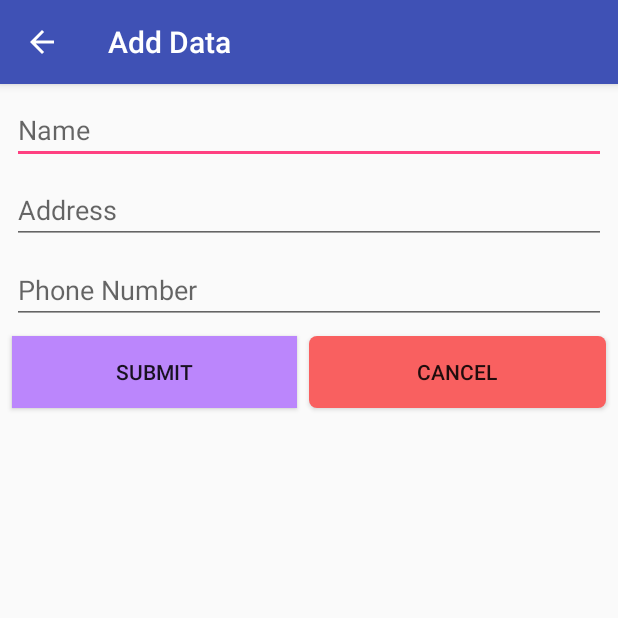
After one commit to Rjndrkha/Tugas1_Mobile, an Android app: the AddEditActivity screen opened directly, with no data from a screen before it, on a phone screen of 412 x 824 dp, the top half of it. The commit adds this screen. Run offline under Robolectric (Android 15) with nearby library versions, the phone set to English and light mode, and no system bars.

Commit message:
ADD CONTACT CRUD & FIX BUG

```diff
--- a/app/src/main/java/org/aplas/tugas1_rajendra/MainContact.java
+++ /dev/null
@@ -1,4 +0,0 @@
-package org.aplas.tugas1_rajendra;
-
-public class MainContact {
-}
--- a/app/src/main/java/org/aplas/tugas1_rajendra/calculator/CalculatorApp.java
+++ b/app/src/main/java/org/aplas/tugas1_rajendra/calculator/CalculatorApp.java
@@ -14,6 +14,7 @@ import androidx.appcompat.app.ActionBar;
 import androidx.appcompat.app.AppCompatActivity;
 
 import org.aplas.tugas1_rajendra.About;
+import org.aplas.tugas1_rajendra.HalamanUtama;
 import org.aplas.tugas1_rajendra.login_register.HalamanEmpat;
 import org.aplas.tugas1_rajendra.R;
 
@@ -71,6 +72,8 @@ public class CalculatorApp extends AppCompatActivity {
             startActivity(new Intent(this, HalamanEmpat.class));
 
             Toast.makeText(this, "Logout Success", Toast.LENGTH_SHORT).show();
+        }else if(item.getItemId()==R.id.clkhome){
+            startActivity(new Intent(this, HalamanUtama.class));
         }
         return true;
     }
--- /dev/null
+++ b/app/src/main/java/org/aplas/tugas1_rajendra/contact/AddEditActivity.java
@@ -0,0 +1,123 @@
+package org.aplas.tugas1_rajendra.contact;
+
+import android.os.Bundle;
+import android.view.MenuItem;
+import android.view.View;
+import android.widget.Button;
+import android.widget.EditText;
+import android.widget.Toast;
+
+import androidx.annotation.NonNull;
+import androidx.appcompat.app.AppCompatActivity;
+
+import org.aplas.tugas1_rajendra.R;
+import org.aplas.tugas1_rajendra.helper.DbHelper;
+
+
+public class AddEditActivity extends AppCompatActivity {
+    EditText txtId, txtName, txtAddress,txtNumber;
+    Button btnSubmit, btnCancel;
+    DbHelper SQLite = new DbHelper(this);
+    String id, name, address,number;
+
+    @Override
+    protected void onCreate(Bundle savedInstanceState) {
+        super.onCreate(savedInstanceState);
+        setContentView(R.layout.activity_add_edit);
+        getSupportActionBar().setDisplayHomeAsUpEnabled(true);
+
+        txtId = findViewById(R.id.txt_id);
+        txtName = findViewById(R.id.txt_name);
+        txtAddress = findViewById(R.id.txt_address);
+        txtNumber = findViewById(R.id.txt_number);
+        btnSubmit = findViewById(R.id.btn_submit);
+        btnCancel = findViewById(R.id.btn_cancel);
+
+        id = getIntent().getStringExtra(MainContact.TAG_ID);
+        name = getIntent().getStringExtra(MainContact.TAG_NAME);
+        address = getIntent().getStringExtra(MainContact.TAG_ADDRESS);
+        number = getIntent().getStringExtra(MainContact.TAG_NUMBER);
+
+        if (id == null || id.equals("")) {
+            setTitle("Add Data");
+        } else {
+            setTitle("Edit Data");
+            txtId.setText(id);
+            txtName.setText(name);
+            txtAddress.setText(address);
+            txtNumber.setText(number);
+        }
+        btnSubmit.setOnClickListener(new View.OnClickListener() {
+            @Override
+            public void onClick(View view) {
+                if (txtId.getText().toString().equals("")) {
+                    save();
+                } else {
+                    edit();
+                }
+            }
+        });
+
+        btnCancel.setOnClickListener(new View.OnClickListener() {
+            @Override
+            public void onClick(View view) {
+                blank();
+                finish();
+            }
+        });
+    }
+
+    private void blank() {
+        txtName.requestFocus();
+        txtId.setText(null);
+        txtName.setText(null);
+        txtAddress.setText(null);
+        txtNumber.setText(null);
+    }
+
+    private void edit() {
+        if (String.valueOf(txtName.getText()).equals("") ||
+                String.valueOf(txtAddress.getText()).equals("") ||
+                String.valueOf(txtNumber.getText()).equals(""))
+        {
+            Toast.makeText(this, "Please input name or address or number...", Toast.LENGTH_SHORT).show();
+
+        } else {
+            SQLite.update(Integer.parseInt(txtId.getText().toString().trim()), txtName.getText().toString().trim(),
+                    txtAddress.getText().toString().trim(),txtNumber.getText().toString().trim());
+            blank();
+            finish();
+        }
+    }
+
+    private void save() {
+        if (String.valueOf(txtName.getText()).equals("") ||
+                String.valueOf(txtAddress.getText()).equals("") ||
+                String.valueOf(txtNumber.getText()).equals("")){
+            Toast.makeText(this, "Please input name or address or number...", Toast.LENGTH_SHORT).show();
+
+        } else {
+            SQLite.insert(txtName.getText().toString().trim(), txtAddress.getText().toString().trim(),
+                    txtNumber.getText().toString().trim());
+            blank();
+            finish();
+        }
+    }
+
+    @Override
+    public boolean onOptionsItemSelected(@NonNull MenuItem item) {
+        switch (item.getItemId()) {
+            case android.R.id.home:
+                blank();
+                this.finish();
+                return true;
+            default:
+                return super.onOptionsItemSelected(item);
+        }
+    }
+
+    @Override
+    public void onBackPressed() {
+        finish();
+    }
+}
--- a/app/src/main/java/org/aplas/tugas1_rajendra/maps/MapsActivity.java
+++ b/app/src/main/java/org/aplas/tugas1_rajendra/maps/MapsActivity.java
@@ -37,6 +37,7 @@ import com.google.android.gms.maps.model.LatLng;
 
 import org.aplas.tugas1_rajendra.About;
 import org.aplas.tugas1_rajendra.Berhasil;
+import org.aplas.tugas1_rajendra.HalamanUtama;
 import org.aplas.tugas1_rajendra.R;
 import org.aplas.tugas1_rajendra.login_register.HalamanEmpat;
 
@@ -286,6 +287,8 @@ public class MapsActivity extends AppCompatActivity implements OnMapReadyCallbac
             startActivity(new Intent(this, HalamanEmpat.class));
 
             Toast.makeText(this, "Logout Success", Toast.LENGTH_SHORT).show();
+        }else if(item.getItemId()==R.id.clkhome){
+            startActivity(new Intent(this, HalamanUtama.class));
         }
         return true;
     }
--- a/app/src/main/java/org/aplas/tugas1_rajendra/persistance_data/Internal.java
+++ b/app/src/main/java/org/aplas/tugas1_rajendra/persistance_data/Internal.java
@@ -17,6 +17,7 @@ import android.widget.Toast;
 
 import org.aplas.tugas1_rajendra.About;
 import org.aplas.tugas1_rajendra.Berhasil;
+import org.aplas.tugas1_rajendra.HalamanUtama;
 import org.aplas.tugas1_rajendra.R;
 import org.aplas.tugas1_rajendra.login_register.HalamanEmpat;
 
@@ -153,6 +154,8 @@ public class Internal extends AppCompatActivity implements View.OnClickListener{
             startActivity(new Intent(this, HalamanEmpat.class));
 
             Toast.makeText(this, "Logout Success", Toast.LENGTH_SHORT).show();
+        }else if(item.getItemId()==R.id.clkhome){
+            startActivity(new Intent(this, HalamanUtama.class));
         }
         return true;
     }
--- a/app/src/main/java/org/aplas/tugas1_rajendra/recycle_data/ItemAdapter.java
+++ b/app/src/main/java/org/aplas/tugas1_rajendra/recycle_data/ItemAdapter.java
@@ -13,6 +13,7 @@ import androidx.annotation.NonNull;
 import androidx.appcompat.widget.LinearLayoutCompat;
 import androidx.recyclerview.widget.RecyclerView;
 
+import org.aplas.tugas1_rajendra.contact.MainContact;
 import org.aplas.tugas1_rajendra.R;
 import org.aplas.tugas1_rajendra.calculator.MainCalculator;
 import org.aplas.tugas1_rajendra.persistance_data.Internal;
@@ -80,7 +81,7 @@ public class ItemAdapter extends RecyclerView.Adapter<ItemAdapter.ViewHolder> {
                 context.startActivity(new Intent(context,MainActivity.class));
             }else if(Data.get(position).getNama().equals("Save You'R Contact")){
                 Toast.makeText(context, "Redirecting To " + Data.get(position).getNama(), Toast.LENGTH_LONG).show();
-                context.startActivity(new Intent(context,MainActivity.class));
+                context.startActivity(new Intent(context, MainContact.class));
 
             }else{
                 Toast.makeText(context,"App "+Data.get(position).getNama(), Toast.LENGTH_SHORT).show();
--- /dev/null
+++ b/app/src/main/res/layout/activity_add_edit.xml
@@ -0,0 +1,97 @@
+<?xml version="1.0" encoding="utf-8"?>
+<androidx.constraintlayout.widget.ConstraintLayout
+    xmlns:android="http://schemas.android.com/apk/res/android"
+    xmlns:tools="http://schemas.android.com/tools"
+    xmlns:app="http://schemas.android.com/apk/res-auto"
+    android:layout_width="match_parent"
+    android:layout_height="match_parent"
+    tools:context=".contact.AddEditActivity">
+
+  <EditText
+      android:id="@+id/txt_id"
+      android:layout_width="match_parent"
+      android:layout_height="wrap_content"
+      android:inputType="number"
+      android:visibility="gone"
+      app:layout_constraintEnd_toEndOf="parent"
+      app:layout_constraintStart_toStartOf="parent"
+      app:layout_constraintTop_toTopOf="parent" />
+
+  <EditText
+      android:id="@+id/txt_name"
+      android:layout_width="0dp"
+      android:layout_height="wrap_content"
+      android:layout_marginStart="8dp"
+      android:layout_marginTop="8dp"
+      android:layout_marginEnd="8dp"
+      android:ems="10"
+      android:inputType="textPersonName"
+      android:hint="Name"
+
+      app:layout_constraintEnd_toEndOf="parent"
+      app:layout_constraintStart_toStartOf="parent"
+      app:layout_constraintTop_toTopOf="parent" />
+
+  <EditText
+      android:id="@+id/txt_address"
+      android:layout_width="0dp"
+      android:layout_height="wrap_content"
+      android:layout_marginStart="8dp"
+      android:layout_marginTop="8dp"
+      android:layout_marginEnd="8dp"
+      android:ems="10"
+      android:inputType="textPersonName"
+      android:hint="Address"
+      app:layout_constraintEnd_toEndOf="parent"
+      app:layout_constraintStart_toStartOf="parent"
+      app:layout_constraintTop_toBottomOf="@+id/txt_name" />
+
+  <EditText
+      android:id="@+id/txt_number"
+      android:layout_width="0dp"
+      android:layout_height="wrap_content"
+      android:layout_marginStart="8dp"
+      android:layout_marginTop="8dp"
+      android:layout_marginEnd="8dp"
+      android:ems="10"
+      android:inputType="textPersonName"
+      android:hint="Phone Number"
+      app:layout_constraintEnd_toEndOf="parent"
+      app:layout_constraintStart_toStartOf="parent"
+      app:layout_constraintTop_toBottomOf="@+id/txt_address" />
+
+  <Button
+      android:id="@+id/btn_submit"
+      android:layout_width="0dp"
+      android:layout_height="wrap_content"
+      android:layout_marginStart="8dp"
+      android:layout_marginTop="8dp"
+      android:layout_marginEnd="8dp"
+      android:text="Submit"
+      android:background="@color/purple_200"
+      app:layout_constraintEnd_toStartOf="@+id/guideline"
+      app:layout_constraintStart_toStartOf="parent"
+      app:layout_constraintTop_toBottomOf="@+id/txt_number" />
+
+  <androidx.constraintlayout.widget.Guideline
+      android:id="@+id/guideline"
+      android:layout_width="wrap_content"
+      android:layout_height="match_parent"
+      android:orientation="vertical"
+      app:layout_constraintGuide_percent="0.5" />
+
+  <Button
+      android:id="@+id/btn_cancel"
+      android:layout_width="0dp"
+      android:layout_height="wrap_content"
+      android:layout_marginStart="8dp"
+      android:layout_marginEnd="8dp"
+      android:text="Cancel"
+      android:background="@drawable/button_red"
+      app:layout_constraintBottom_toBottomOf="@+id/btn_submit"
+      app:layout_constraintEnd_toEndOf="parent"
+      app:layout_constraintStart_toEndOf="@+id/btn_submit"
+      app:layout_constraintTop_toTopOf="@+id/btn_submit"
+      app:layout_constraintVertical_bias="0.0" />
+
+  </androidx.constraintlayout.widget.ConstraintLayout>
--- a/app/src/main/res/menu/optionmenu.xml
+++ b/app/src/main/res/menu/optionmenu.xml
@@ -6,8 +6,13 @@
           android:id="@+id/clkabout"
         />
 
+    <item android:title="Home"
+        android:id="@+id/clkhome"
+        />
+
     <item android:title="Logout"
         android:id="@+id/clkout"
         />
 
+
 </menu>
--- a/app/src/main/res/values/colors.xml
+++ b/app/src/main/res/values/colors.xml
@@ -44,4 +44,7 @@
         <item>@color/dot_dark_screen3</item>
         <item>@color/dot_dark_screen4</item>
     </array>
+
+
+
 </resources>
--- a/app/src/main/res/values/styles.xml
+++ b/app/src/main/res/values/styles.xml
@@ -7,6 +7,9 @@
         <item name="colorPrimaryDark">@color/colorPrimaryDark</item>
         <item name="colorAccent">@color/colorAccent</item>
     </style>
+    <style name="AppTheme.AppBarOverlay" parent="ThemeOverlay.AppCompat.Dark.ActionBar" />
+
+    <style name="AppTheme.PopupOverlay" parent="ThemeOverlay.AppCompat.Light" />
 
 
 
```
Also changed, not shown: app/src/main/AndroidManifest.xml (+12 -3 lines), app/src/main/java/org/aplas/tugas1_rajendra/adapter/Adapter.java (added, +67 -0 lines), app/src/main/java/org/aplas/tugas1_rajendra/contact/Data.java (added, +43 -0 lines), app/src/main/java/org/aplas/tugas1_rajendra/contact/MainContact.java (added, +167 -0 lines), app/src/main/java/org/aplas/tugas1_rajendra/helper/DbHelper.java (added, +99 -0 lines), app/src/main/res/layout/activity_main_contact.xml (added, +20 -0 lines), app/src/main/res/layout/content_main.xml (added, +15 -0 lines), app/src/main/res/layout/list_row.xml (added, +70 -0 lines).
